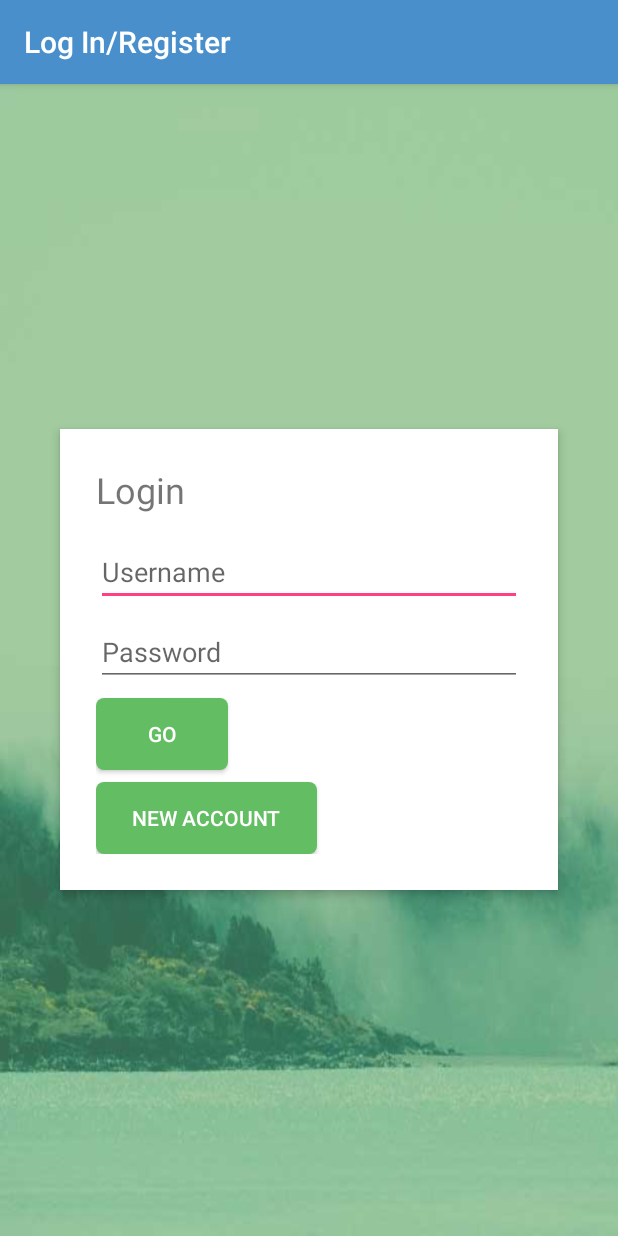
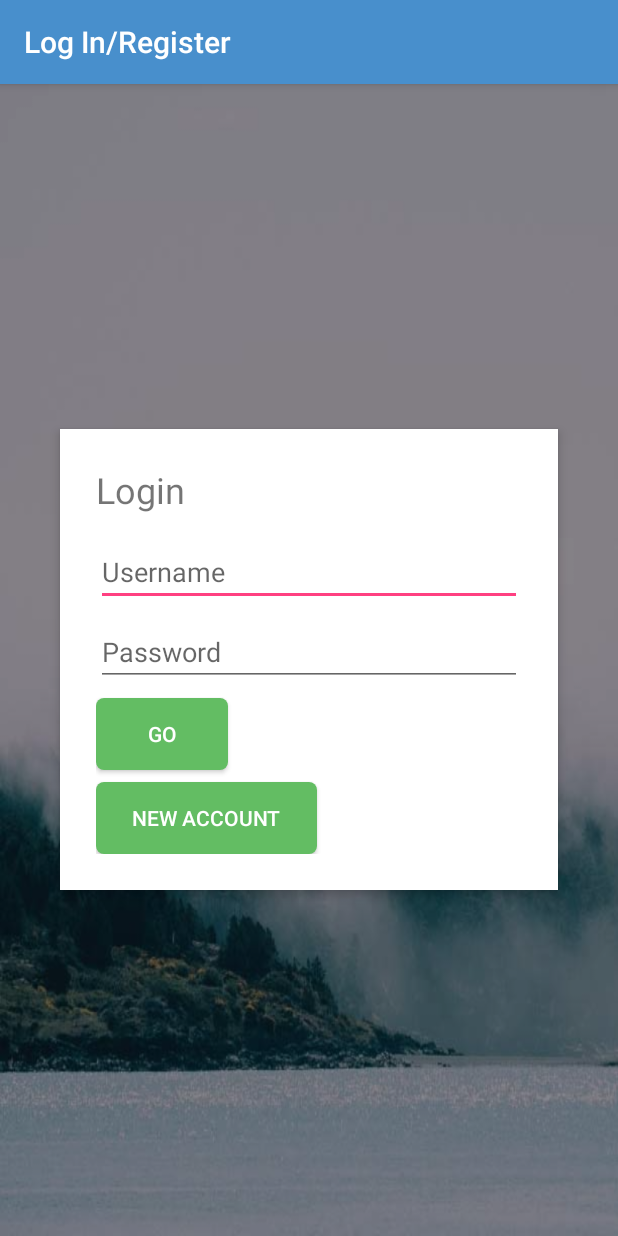
Before and after one commit to Ben-Wu/PayShare, an Android app: the screen it shows after launch (LoginActivity), on a phone screen of 412 x 824 dp. Run offline under Robolectric (Android 15) with nearby library versions, the phone set to English and light mode, and no system bars.

Commit message:
login change

```diff
--- a/app/src/main/res/layout/activity_login.xml
+++ b/app/src/main/res/layout/activity_login.xml
@@ -2,7 +2,13 @@
 <RelativeLayout xmlns:android="http://schemas.android.com/apk/res/android"
     android:layout_width="match_parent"
     android:layout_height="match_parent"
-    android:background="@drawable/bg">
+    android:background="@drawable/bg2">
+
+    <ImageView
+        android:layout_width="fill_parent"
+        android:layout_height="fill_parent"
+        android:id="@+id/imageView9"
+        android:background="#6f000000" />
 
     <LinearLayout android:orientation="vertical"
         android:layout_width="match_parent"
--- a/app/src/main/res/layout/activity_share_info.xml
+++ b/app/src/main/res/layout/activity_share_info.xml
@@ -26,8 +26,7 @@
                 android:textSize="22sp"
                 android:fontFamily="sans-serif-light"
                 android:layout_width="match_parent"
-                android:layout_height="wrap_content"
-                android:capitalize="words" />
+                android:layout_height="wrap_content" />
 
             <TextView
                 android:id="@+id/share_desc"
```
Also changed, not shown: app/src/main/res/layout/activity_splash.xml (+12 -4 lines), app/src/main/res/drawable/bg2.jpg (added).
